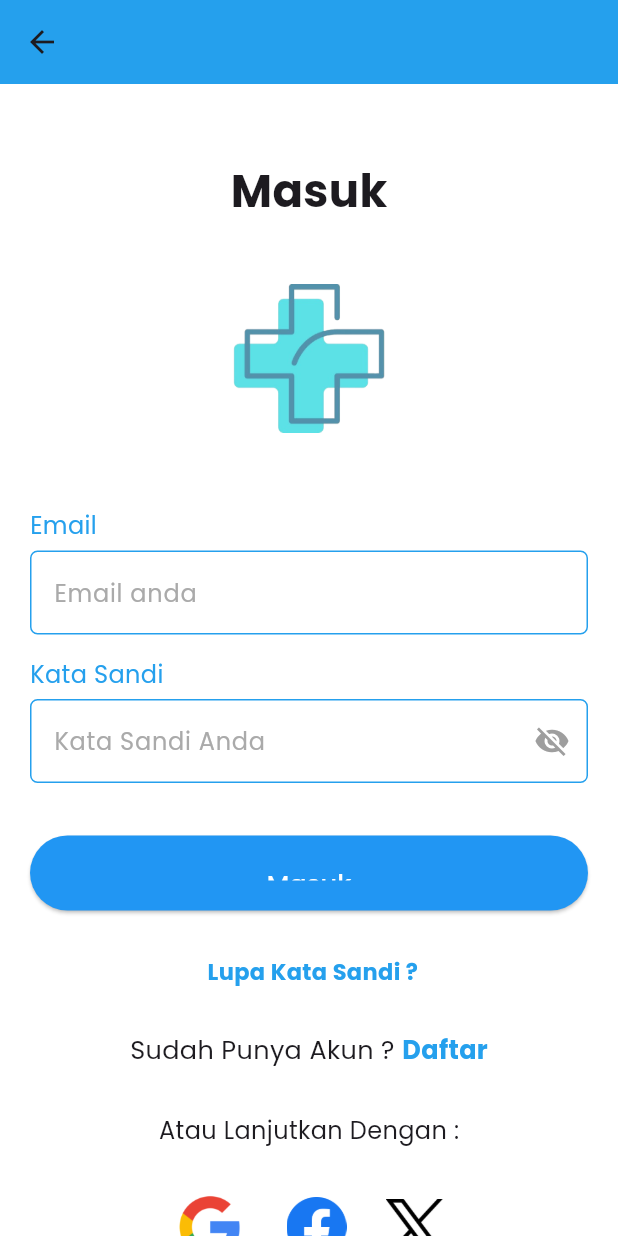
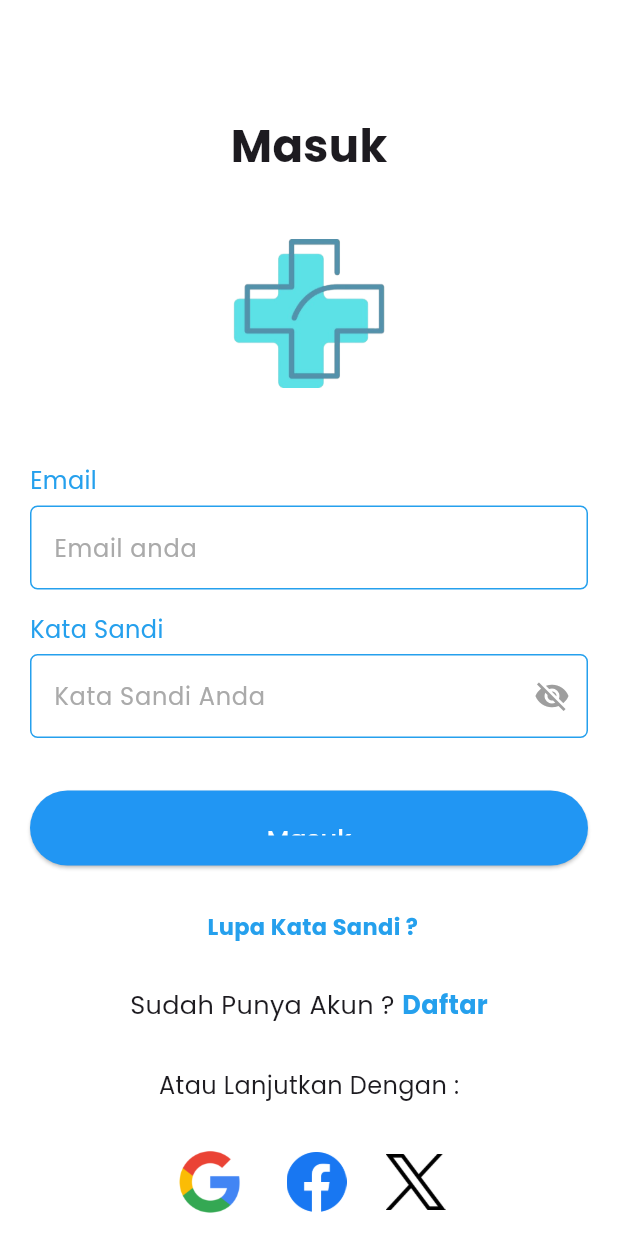
Before and after one commit to Shua24/penicillisolver-mobile, a Flutter app: the LoginScreen screen opened by its route, on a phone screen of 412 x 824 dp. Run offline on Flutter 3.47's test engine with Material 3 defaults, Android fonts, the phone set to English and light mode, and no system bars; our stand-ins replace google_fonts.

Commit message:
tambah border radius pada daftar, dll

```diff
--- a/lib/login.dart
+++ b/lib/login.dart
@@ -35,25 +35,13 @@ class _LoginState extends State<LoginScreen> {
       },
       child: Scaffold(
         backgroundColor: Colors.white,
-        appBar: AppBar(
-          leading: IconButton(
-            icon: const Icon(Icons.arrow_back), // Ikon untuk tombol kembali
-            onPressed: () {
-              // Mengarahkan ke halaman RegisterScreen
-              Navigator.pushReplacement(
-                context,
-                MaterialPageRoute(builder: (context) => const Register()),
-              );
-            },
-          ),
-        ),
         body: SingleChildScrollView(
           child: Padding(
             padding: const EdgeInsets.all(20.0),
             child: Column(
               mainAxisAlignment: MainAxisAlignment.start,
               children: [
-                const SizedBox(height: 30),
+                const SizedBox(height: 56),
                 const Text(
                   'Masuk',
                   style: TextStyle(
--- a/lib/lupa.dart
+++ b/lib/lupa.dart
@@ -23,6 +23,7 @@ class Lupa extends StatelessWidget {
       child: Scaffold(
         backgroundColor: Colors.white,
         appBar: AppBar(
+          backgroundColor: Colors.white,
           leading: IconButton(
             icon: const Icon(Icons.arrow_back), // Ikon untuk tombol kembali
             onPressed: () {
--- a/lib/polaKuman.dart
+++ b/lib/polaKuman.dart
@@ -12,7 +12,7 @@ class Polakuman extends StatelessWidget {
     return Scaffold(
       body: Column(
         children: [
-          // Tomnol kembali
+          // Tombol kembali
           Container(
             margin: const EdgeInsets.fromLTRB(0, 45, 0, 0),
             padding: const EdgeInsets.symmetric(horizontal: 16, vertical: 25),
--- a/lib/register.dart
+++ b/lib/register.dart
@@ -313,6 +313,11 @@ class _RegisterState extends State<Register> {
                 color: const Color.fromARGB(255, 0, 0, 0),
                 selectedColor: Colors.white,
                 fillColor: Colors.blue,
+                constraints: const BoxConstraints(
+                  minWidth: 110,
+                  minHeight: 40,
+                ),
+                borderRadius: BorderRadius.circular(8),
                 children: const <Widget>[
                   Padding(
                     padding:
```
Also changed, not shown: lib/PengaturanAkun.dart (+18 -8 lines), lib/verifikasi.dart (+1 -14 lines).
